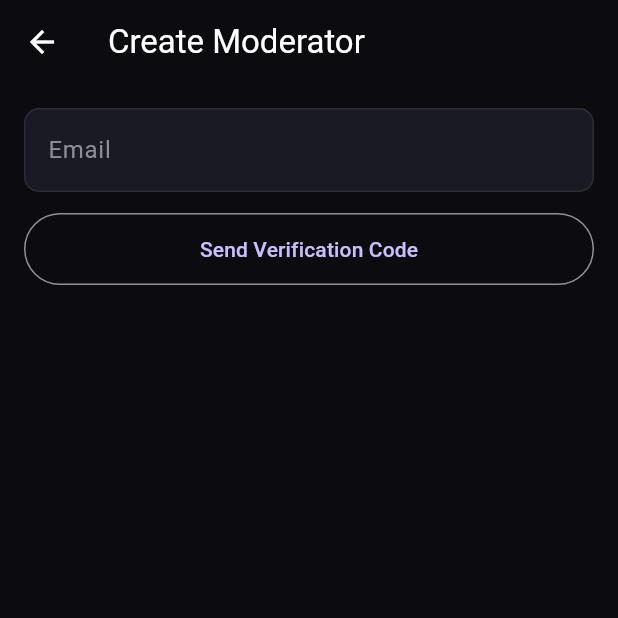
After one commit to shamarcassim1219-cmd/MyGameAdmin, a Flutter app: the AdminSettingsScreen screen opened directly, after a tap on "Create Moderator Account", on a phone screen of 412 x 824 dp, the top half of it. The commit adds this screen. Run offline on Flutter 3.47's test engine with Material 3 defaults, Android fonts, the phone set to English and light mode, and no system bars; our stand-ins replace firebase_core, firebase_messaging, image_picker, package_info_plus, shared_preferences; accounts and stored records are empty.

Commit message:
v1.2.0 - add Create Moderator flow (email OTP verify, role-based section permissions, WhatsApp invite share)

```diff
--- a/lib/screens/admin_settings_screen.dart
+++ b/lib/screens/admin_settings_screen.dart
@@ -2,6 +2,7 @@ import 'package:flutter/material.dart';
 import 'package:package_info_plus/package_info_plus.dart';
 import '../main.dart';
 import '../services/api_service.dart';
+import 'create_moderator_screen.dart';
 
 class AdminSettingsScreen extends StatefulWidget {
   const AdminSettingsScreen({super.key});
@@ -88,6 +89,18 @@ class _AdminSettingsScreenState extends State<AdminSettingsScreen> {
         child: Column(
           crossAxisAlignment: CrossAxisAlignment.start,
           children: [
+            SizedBox(
+              width: double.infinity,
+              height: 52,
+              child: OutlinedButton.icon(
+                onPressed: () => Navigator.push(context, MaterialPageRoute(builder: (_) => const CreateModeratorScreen())),
+                icon: const Icon(Icons.person_add_alt_1_outlined),
+                label: const Text('Create Moderator Account'),
+              ),
+            ),
+            const SizedBox(height: 32),
+            const Divider(color: AppColors.border),
+            const SizedBox(height: 16),
             const Text('Change Password', style: TextStyle(color: Colors.white, fontSize: 16, fontWeight: FontWeight.bold)),
             const SizedBox(height: 16),
             TextField(
--- /dev/null
+++ b/lib/screens/create_moderator_screen.dart
@@ -0,0 +1,279 @@
+import 'package:flutter/material.dart';
+import 'package:url_launcher/url_launcher.dart';
+import '../main.dart';
+import '../services/api_service.dart';
+
+class CreateModeratorScreen extends StatefulWidget {
+  const CreateModeratorScreen({super.key});
+
+  @override
+  State<CreateModeratorScreen> createState() => _CreateModeratorScreenState();
+}
+
+class _CreateModeratorScreenState extends State<CreateModeratorScreen> {
+  final _emailCtrl = TextEditingController();
+  final _codeCtrl = TextEditingController();
+  final _nameCtrl = TextEditingController();
+  final _passCtrl = TextEditingController();
+  final _phoneCtrl = TextEditingController();
+
+  bool _otpSent = false;
+  bool _sending = false;
+  bool _creating = false;
+  String? _error;
+
+  final Map<String, bool> _permissions = {
+    'verification': false,
+    'orders': false,
+    'disputes': false,
+    'support': false,
+  };
+
+  final Map<String, String> _permissionLabels = {
+    'verification': 'Verification',
+    'orders': 'Orders',
+    'disputes': 'Disputes',
+    'support': 'Support Requests',
+  };
+
+  @override
+  void dispose() {
+    _emailCtrl.dispose();
+    _codeCtrl.dispose();
+    _nameCtrl.dispose();
+    _passCtrl.dispose();
+    _phoneCtrl.dispose();
+    super.dispose();
+  }
+
+  Future<void> _sendOtp() async {
+    final email = _emailCtrl.text.trim();
+    if (email.isEmpty || !email.contains('@')) {
+      setState(() => _error = 'Enter a valid email');
+      return;
+    }
+    setState(() {
+      _sending = true;
+      _error = null;
+    });
+    try {
+      await ApiService.sendModeratorOtp(email);
+      setState(() => _otpSent = true);
+      if (mounted) ScaffoldMessenger.of(context).showSnackBar(const SnackBar(content: Text('Verification code sent to email')));
+    } catch (e) {
+      setState(() => _error = e.toString().replaceFirst('Exception: ', ''));
+    } finally {
+      if (mounted) setState(() => _sending = false);
+    }
+  }
+
+  Future<void> _create() async {
+    final email = _emailCtrl.text.trim();
+    final code = _codeCtrl.text.trim();
+    final name = _nameCtrl.text.trim();
+    final password = _passCtrl.text.trim();
+
+    if (code.isEmpty) {
+      setState(() => _error = 'Enter the verification code');
+      return;
+    }
+    if (name.isEmpty) {
+      setState(() => _error = 'Enter a full name');
+      return;
+    }
+    if (password.length < 6) {
+      setState(() => _error = 'Password must be at least 6 characters');
+      return;
+    }
+    final selectedPerms = _permissions.entries.where((e) => e.value).map((e) => e.key).toList();
+    if (selectedPerms.isEmpty) {
+      setState(() => _error = 'Select at least one section');
+      return;
+    }
+
+    setState(() {
+      _creating = true;
+      _error = null;
+    });
+    try {
+      await ApiService.createModerator(
+        email: email,
+        code: code,
+        password: password,
+        fullName: name,
+        permissions: selectedPerms,
+      );
+      if (mounted) await _showShareSheet(email, password, name);
+    } catch (e) {
+      setState(() => _error = e.toString().replaceFirst('Exception: ', ''));
+    } finally {
+      if (mounted) setState(() => _creating = false);
+    }
+  }
+
+  Future<void> _showShareSheet(String email, String password, String name) async {
+    final message =
+        'Hi $name, your MYGame Moderator account is ready.\n\n'
+        'Email: $email\n'
+        'Password: $password\n\n'
+        'Download the Moderator app and log in with these details:\n'
+        'https://github.com/shamarcassim1219-cmd/SubAdminApp/releases/latest';
+
+    final phone = _phoneCtrl.text.trim().replaceAll(RegExp(r'[^0-9]'), '');
+
+    if (!mounted) return;
+    await showModalBottomSheet(
+      context: context,
+      backgroundColor: AppColors.bg,
+      builder: (_) => Padding(
+        padding: const EdgeInsets.all(20),
+        child: Column(
+          mainAxisSize: MainAxisSize.min,
+          crossAxisAlignment: CrossAxisAlignment.start,
+          children: [
+            const Row(
+              children: [
+                Icon(Icons.check_circle, color: Colors.greenAccent),
+                SizedBox(width: 8),
+                Text('Moderator Created', style: TextStyle(color: Colors.white, fontSize: 18, fontWeight: FontWeight.bold)),
+              ],
+            ),
+            const SizedBox(height: 16),
+            Container(
+              width: double.infinity,
+              padding: const EdgeInsets.all(12),
+              decoration: BoxDecoration(color: AppColors.surface, borderRadius: BorderRadius.circular(10)),
+              child: Text(message, style: const TextStyle(color: AppColors.hint, fontSize: 13)),
+            ),
+            const SizedBox(height: 20),
+            SizedBox(
+              width: double.infinity,
+              height: 50,
+              child: ElevatedButton.icon(
+                icon: const Icon(Icons.chat_bubble_outline),
+                label: const Text('Send via WhatsApp'),
+                onPressed: () async {
+                  final encoded = Uri.encodeComponent(message);
+                  final uri = phone.isNotEmpty
+                      ? Uri.parse('https://wa.me/$phone?text=$encoded')
+                      : Uri.parse('https://wa.me/?text=$encoded');
+                  await launchUrl(uri, mode: LaunchMode.externalApplication);
+                },
+              ),
+            ),
+            const SizedBox(height: 10),
+            SizedBox(
+              width: double.infinity,
+              height: 50,
+              child: OutlinedButton(
+                onPressed: () {
+                  Navigator.pop(context);
+                  Navigator.pop(context, true);
+                },
+                child: const Text('Done'),
+              ),
+            ),
+          ],
+        ),
+      ),
+    );
+  }
+
+  @override
+  Widget build(BuildContext context) {
+    return Scaffold(
+      backgroundColor: AppColors.bg,
+      appBar: AppBar(title: const Text('Create Moderator')),
+      body: SingleChildScrollView(
+        padding: const EdgeInsets.all(16),
+        child: Column(
+          crossAxisAlignment: CrossAxisAlignment.start,
+          children: [
+            TextField(
+              controller: _emailCtrl,
+              enabled: !_otpSent,
+              keyboardType: TextInputType.emailAddress,
+              style: const TextStyle(color: Colors.white),
+              decoration: InputDecoration(
+                labelText: 'Email',
+                suffixIcon: _otpSent
+                    ? const Icon(Icons.check_circle, color: Colors.greenAccent, size: 20)
+                    : null,
+              ),
+            ),
+            if (!_otpSent) ...[
+              const SizedBox(height: 14),
+              SizedBox(
+                width: double.infinity,
+                height: 48,
+                child: OutlinedButton(
+                  onPressed: _sending ? null : _sendOtp,
+                  child: _sending
+                      ? const SizedBox(height: 18, width: 18, child: CircularProgressIndicator(strokeWidth: 2))
+                      : const Text('Send Verification Code'),
+                ),
+              ),
+            ],
+            if (_otpSent) ...[
+              const SizedBox(height: 14),
+              TextField(
+                controller: _codeCtrl,
+                keyboardType: TextInputType.number,
+                style: const TextStyle(color: Colors.white),
+                decoration: const InputDecoration(labelText: 'Verification Code'),
+              ),
+              const SizedBox(height: 14),
+              TextField(
+                controller: _nameCtrl,
+                style: const TextStyle(color: Colors.white),
+                decoration: const InputDecoration(labelText: 'Full Name'),
+              ),
+              const SizedBox(height: 14),
+              TextField(
+                controller: _passCtrl,
+                style: const TextStyle(color: Colors.white),
+                decoration: const InputDecoration(labelText: 'Password (min 6 chars)'),
+              ),
+              const SizedBox(height: 14),
+              TextField(
+                controller: _phoneCtrl,
+                keyboardType: TextInputType.phone,
+                style: const TextStyle(color: Colors.white),
+                decoration: const InputDecoration(labelText: 'WhatsApp Number (optional, with country code)', hintText: 'e.g. 94771234567'),
+              ),
+              const SizedBox(height: 20),
+              const Text('Section Access', style: TextStyle(color: Colors.white, fontSize: 15, fontWeight: FontWeight.bold)),
+              const SizedBox(height: 8),
+              ..._permissionLabels.entries.map((e) => CheckboxListTile(
+                    value: _permissions[e.key],
+                    onChanged: (v) => setState(() => _permissions[e.key] = v ?? false),
+                    title: Text(e.value, style: const TextStyle(color: Colors.white, fontSize: 14)),
+                    activeColor: AppColors.primary,
+                    contentPadding: EdgeInsets.zero,
+                    controlAffinity: ListTileControlAffinity.leading,
+                  )),
+            ],
+            if (_error != null) ...[
+              const SizedBox(height: 12),
+              Text(_error!, style: const TextStyle(color: Colors.redAccent, fontSize: 13)),
+            ],
+            if (_otpSent) ...[
+              const SizedBox(height: 20),
+              SizedBox(
+                width: double.infinity,
+                height: 52,
+                child: ElevatedButton(
+                  onPressed: _creating ? null : _create,
+                  child: _creating
+                      ? const SizedBox(height: 18, width: 18, child: CircularProgressIndicator(strokeWidth: 2, color: Colors.black))
+                      : const Text('Create Moderator Account'),
+                ),
+              ),
+            ],
+            const SizedBox(height: 20),
+          ],
+        ),
+      ),
+    );
+  }
+}
--- a/lib/services/api_service.dart
+++ b/lib/services/api_service.dart
@@ -239,6 +239,38 @@ class ApiService {
     await _handle(res);
   }
 
+  // ---------- MODERATOR CREATION ----------
+  static Future<void> sendModeratorOtp(String email) async {
+    final res = await http.post(
+      Uri.parse('$baseUrl/subadmin/admin-create/send-otp'),
+      headers: await _headers(),
+      body: jsonEncode({'email': email}),
+    );
+    await _handle(res);
+  }
+
+  static Future<int> createModerator({
+    required String email,
+    required String code,
+    required String password,
+    required String fullName,
+    required List<String> permissions,
+  }) async {
+    final res = await http.post(
+      Uri.parse('$baseUrl/subadmin/admin-create'),
+      headers: await _headers(),
+      body: jsonEncode({
+        'email': email,
+        'code': code,
+        'password': password,
+        'fullName': fullName,
+        'permissions': permissions,
+      }),
+    );
+    final data = await _handle(res);
+    return data['id'];
+  }
+
   // ---------- SUPPORT REQUESTS ----------
   static Future<List<dynamic>> getSupportRequests() async {
     final res = await http.get(Uri.parse('$baseUrl/admin/support-requests'), headers: await _headers());
--- a/pubspec.yaml
+++ b/pubspec.yaml
@@ -1,12 +1,13 @@
 name: mygame_admin
 description: MYGame Marketplace Admin Panel
 publish_to: 'none'
-version: 1.1.1+12
+version: 1.2.0+13
 
 environment:
   sdk: '>=3.0.0 <4.0.0'
 
 dependencies:
+  url_launcher: ^6.3.0
   package_info_plus: ^8.0.0
   flutter:
     sdk: flutter
```
Also changed, not shown: pubspec.lock, 5 other files.
